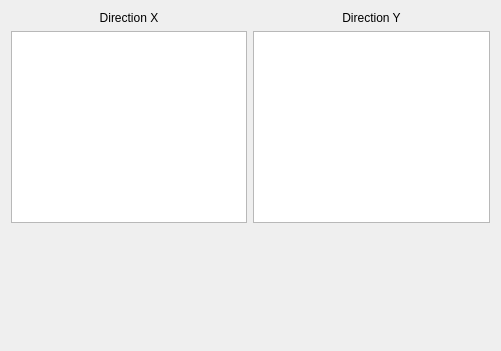
Above: widgets/torsion.ui from ebrahimraeyat/civilTools before the change. Below: the same form after it.
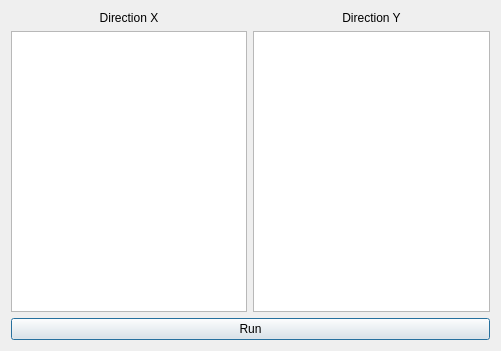
That is the form after the change. Icons and pictures are not drawn.

Patch:
```diff
--- a/widgets/torsion.ui
+++ b/widgets/torsion.ui
@@ -65,17 +65,21 @@
     </layout>
    </item>
    <item>
-    <spacer name="verticalSpacer">
-     <property name="orientation">
-      <enum>Qt::Vertical</enum>
+    <widget class="QPushButton" name="run">
+     <property name="text">
+      <string>Run</string>
      </property>
-     <property name="sizeHint" stdset="0">
+     <property name="icon">
+      <iconset resource="../civiltools.qrc">
+       <normaloff>:/civiltools/images/run.svg</normaloff>:/civiltools/images/run.svg</iconset>
+     </property>
+     <property name="iconSize">
       <size>
-       <width>20</width>
-       <height>40</height>
+       <width>60</width>
+       <height>60</height>
       </size>
      </property>
-    </spacer>
+    </widget>
    </item>
   </layout>
  </widget>
```
Left out of the diff: 4 changed lines with no effect on the pictures.
